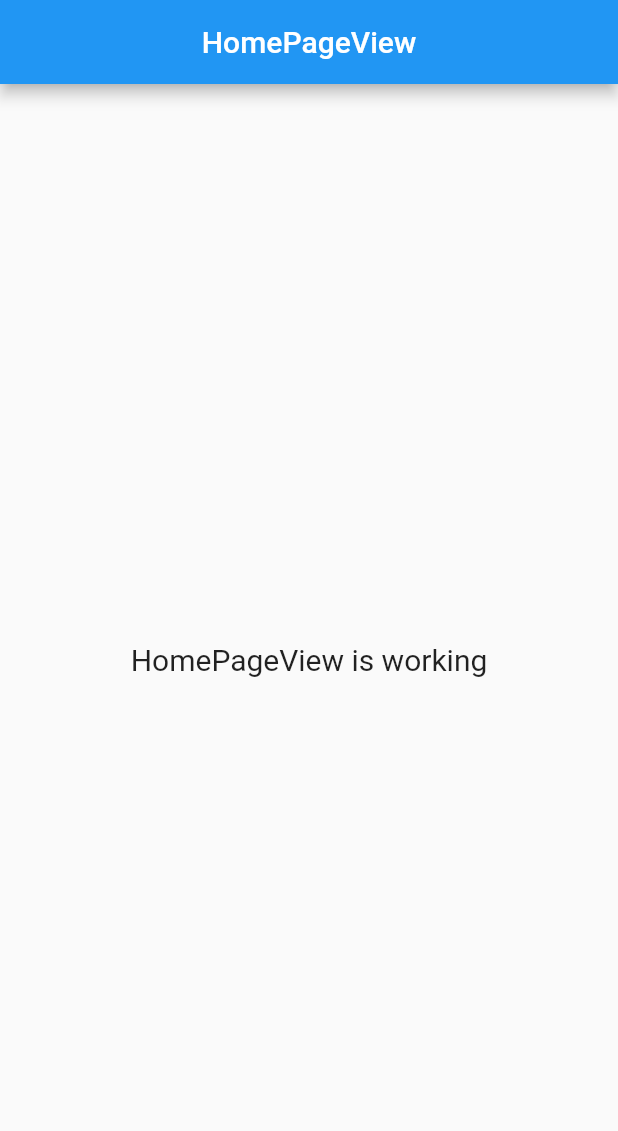
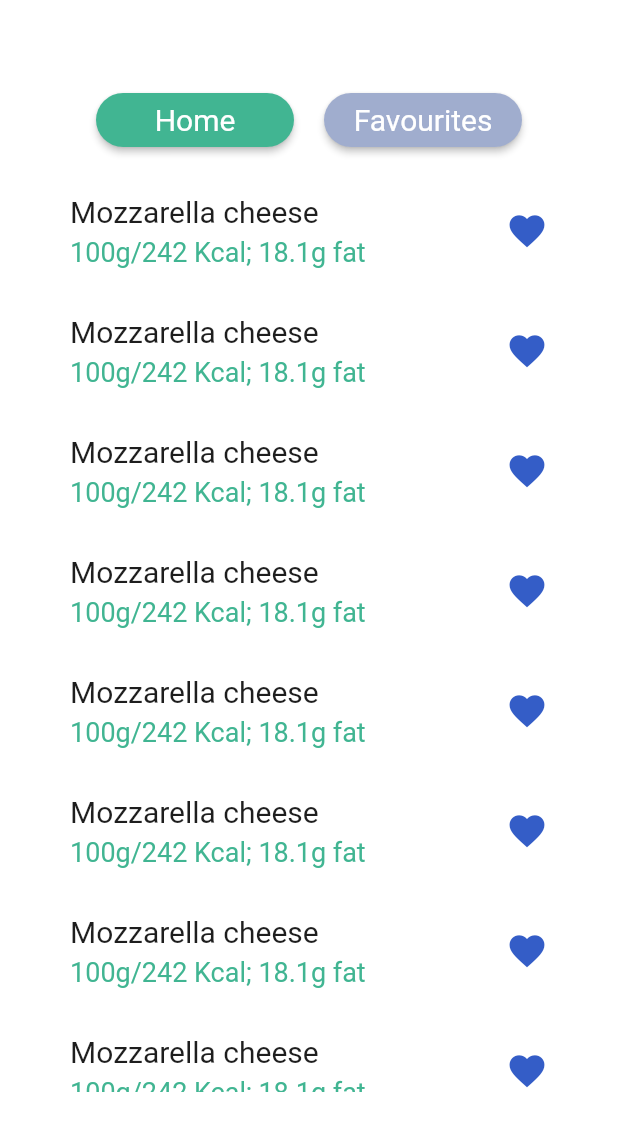
Before and after one commit to hiloliddinj/foods_test, a Flutter app: the screen it shows after launch, on a phone screen of 412 x 824 dp. Shown: the top 1131 px of the screen. Run offline on Flutter 3.47's test engine with Material 2 defaults, Android fonts, the phone set to English and light mode, and no system bars; our stand-ins replace get; Roboto replaces fonts that are missing (Overpass).

Commit message:
home_page_view designed

```diff
--- /dev/null
+++ b/lib/app/aspect/constants/color_const.dart
@@ -0,0 +1,9 @@
+import 'package:flutter/material.dart';
+
+class ColorConst {
+  static const Color green = Color(0xff41B592);
+  static const Color grey = Color(0xffA0ADCE);
+  static const Color black = Color(0xff1E1E1E);
+  static const Color purple = Color(0xff345DC7);
+  static const Color white = Colors.white;
+}
--- a/lib/app/aspect/constants/string_const.dart
+++ b/lib/app/aspect/constants/string_const.dart
@@ -1,3 +1,5 @@
 class StringConst {
   static String loading = 'loading...';
+  static String home = 'Home';
+  static String favourites = 'Favourites';
 }
--- a/lib/app/core/helpers/text_style_helper.dart
+++ b/lib/app/core/helpers/text_style_helper.dart
@@ -1,5 +1,6 @@
 
 import 'package:flutter/material.dart';
+import 'package:foods_test/app/aspect/constants/color_const.dart';
 import 'package:foods_test/app/aspect/constants/font_const.dart';
 
 class TextStyleHelper {
@@ -7,11 +8,13 @@ class TextStyleHelper {
   static TextStyle overpass({
     double fontSize = 28,
     FontWeight fontWeight = FontWeight.normal,
+    Color color = ColorConst.black,
   }) {
     return TextStyle(
       fontSize: fontSize,
       fontFamily: FontConst.overpass,
-      fontWeight: fontWeight
+      fontWeight: fontWeight,
+      color: color,
     );
   }
 
--- a/lib/app/modules/home_page/controllers/home_page_controller.dart
+++ b/lib/app/modules/home_page/controllers/home_page_controller.dart
@@ -1,11 +1,33 @@
 import 'package:get/get.dart';
 
+import '../views/food_button_view.dart';
+
 class HomePageController extends GetxController {
-  //TODO: Implement HomePageController
+  var myList = <FoodButtonView>[
+    FoodButtonView(),
+    FoodButtonView(),
+    FoodButtonView(),
+    FoodButtonView(),
+    FoodButtonView(),
+    FoodButtonView(),
+    FoodButtonView(),
+    FoodButtonView(),
+    FoodButtonView(),
+    FoodButtonView(),
+    FoodButtonView(),
+    FoodButtonView(),
+    FoodButtonView(),
+    FoodButtonView(),
+    FoodButtonView(),
+    FoodButtonView(),
+    FoodButtonView(),
+    FoodButtonView(),
+  ].obs;
 
   final count = 0.obs;
   @override
   void onInit() {
+    print('GetxController onInit');
     super.onInit();
   }
 
--- /dev/null
+++ b/lib/app/modules/home_page/views/food_button_view.dart
@@ -0,0 +1,52 @@
+import 'package:flutter/material.dart';
+import 'package:foods_test/app/aspect/constants/color_const.dart';
+import 'package:foods_test/app/core/helpers/text_style_helper.dart';
+import 'package:foods_test/app/core/helpers/ui_helper.dart';
+
+import 'package:get/get.dart';
+
+import '../../../routes/app_pages.dart';
+
+class FoodButtonView extends GetView {
+  const FoodButtonView({Key? key}) : super(key: key);
+  @override
+  Widget build(BuildContext context) {
+    return InkWell(
+      onTap: () {
+        Get.toNamed(Routes.DETAILS_PAGE);
+      },
+      child: SizedBox(
+        height: 80,
+        //width: double.infinity,
+        child: Row(
+          mainAxisAlignment: MainAxisAlignment.spaceAround,
+          crossAxisAlignment: CrossAxisAlignment.center,
+          children: [
+            Column(
+              crossAxisAlignment: CrossAxisAlignment.start,
+              mainAxisAlignment: MainAxisAlignment.center,
+              children: [
+                Text(
+                  'Mozzarella cheese',
+                  style: TextStyleHelper.overpass(
+                      fontSize: 20, color: ColorConst.black),
+                ),
+                UiHelper.h05(),
+                Text(
+                  '100g/242 Kcal; 18.1g fat',
+                  style: TextStyleHelper.overpass(
+                      fontSize: 18, color: ColorConst.green),
+                ),
+              ],
+            ),
+            const Icon(
+              Icons.favorite,
+              color: ColorConst.purple,
+              size: 28,
+            )
+          ],
+        ),
+      ),
+    );
+  }
+}
--- a/lib/app/modules/home_page/views/home_page_view.dart
+++ b/lib/app/modules/home_page/views/home_page_view.dart
@@ -1,4 +1,8 @@
 import 'package:flutter/material.dart';
+import 'package:foods_test/app/aspect/constants/color_const.dart';
+import 'package:foods_test/app/aspect/constants/string_const.dart';
+import 'package:foods_test/app/core/helpers/text_style_helper.dart';
+import 'package:foods_test/app/core/helpers/ui_helper.dart';
 
 import 'package:get/get.dart';
 
@@ -6,19 +10,93 @@ import '../controllers/home_page_controller.dart';
 
 class HomePageView extends GetView<HomePageController> {
   const HomePageView({Key? key}) : super(key: key);
+
   @override
   Widget build(BuildContext context) {
+    double listViewHeight = MediaQuery.of(context).size.height - 210;
+
     return Scaffold(
       appBar: AppBar(
-        title: const Text('HomePageView'),
-        centerTitle: true,
+        backgroundColor: ColorConst.white,
+        elevation: 0,
       ),
-      body: Center(
-        child: Text(
-          'HomePageView is working',
-          style: TextStyle(fontSize: 20),
+      body: SafeArea(
+        child: Container(
+          color: ColorConst.white,
+          child: Center(
+            child: Column(
+              mainAxisAlignment: MainAxisAlignment.start,
+              crossAxisAlignment: CrossAxisAlignment.center,
+              children: [
+                _buildButtons(isHome: true),
+                UiHelper.h1(),
+                _buildFoodList(height: listViewHeight),
+              ],
+            ),
+          ),
         ),
       ),
     );
   }
+
+  Row _buildButtons({required bool isHome}) {
+    return Row(
+      mainAxisAlignment: MainAxisAlignment.center,
+      children: [
+        _createButton(
+            onPressed: () {
+              print(StringConst.home);
+            },
+            title: StringConst.home,
+            isActive: isHome),
+        UiHelper.w2(),
+        _createButton(
+            onPressed: () {
+              print(StringConst.favourites);
+            },
+            title: StringConst.favourites,
+            isActive: !isHome),
+      ],
+    );
+  }
+
+  ElevatedButton _createButton({
+    required void Function()? onPressed,
+    required String title,
+    required bool isActive,
+  }) {
+    return ElevatedButton(
+      onPressed: onPressed,
+      style: ButtonStyle(
+          shape: MaterialStateProperty.all<RoundedRectangleBorder>(
+              RoundedRectangleBorder(
+                  borderRadius: BorderRadius.circular(18.0))),
+          backgroundColor: MaterialStateProperty.all<Color>(
+              isActive ? ColorConst.green : ColorConst.grey)),
+      child: SizedBox(
+        width: 100,
+        child: Center(
+          child: Text(
+            title,
+            style:
+                TextStyleHelper.overpass(fontSize: 20, color: ColorConst.white),
+          ),
+        ),
+      ),
+    );
+  }
+
+  Widget _buildFoodList({required double height}) {
+    return SizedBox(
+      height: height,
+      child: Obx(() => ListView.builder(
+            scrollDirection: Axis.vertical,
+            shrinkWrap: true,
+            itemCount: controller.myList.length,
+            itemBuilder: (BuildContext context, int index) {
+              return controller.myList[index];
+            },
+          )),
+    );
+  }
 }
--- a/lib/app/modules/splash_page/controllers/splash_page_controller.dart
+++ b/lib/app/modules/splash_page/controllers/splash_page_controller.dart
@@ -1,11 +1,11 @@
 import 'dart:async';
 
-import 'package:foods_test/app/modules/home_page/views/home_page_view.dart';
+import 'package:foods_test/app/routes/app_pages.dart';
 import 'package:get/get.dart';
 
 class SplashPageController extends GetxController {
   Timer? _timer;
-  final count = 5.obs;
+  final count = 2.obs;
 
   @override
   void onInit() {
@@ -26,7 +26,9 @@ class SplashPageController extends GetxController {
       (Timer timer) {
         if (count.value == 0) {
           timer.cancel();
-          Get.off(() => const HomePageView());
+          Get.offNamed(Routes.HOME_PAGE);
+          //Get.off(() => const HomePageView());
+          //Get.off(const HomePageView(), routeName: Routes.SPLASH_PAGE);
         } else {
           count.value--;
         }
--- a/lib/app/modules/splash_page/views/splash_page_view.dart
+++ b/lib/app/modules/splash_page/views/splash_page_view.dart
@@ -4,6 +4,7 @@ import 'package:foods_test/app/core/helpers/text_style_helper.dart';
 import 'package:foods_test/app/core/helpers/ui_helper.dart';
 
 import 'package:get/get.dart';
+import '../../../aspect/constants/color_const.dart';
 import '../controllers/splash_page_controller.dart';
 
 class SplashPageView extends GetView<SplashPageController> {
@@ -15,12 +16,12 @@ class SplashPageView extends GetView<SplashPageController> {
 
     return Scaffold(
       appBar: AppBar(
-        backgroundColor: Colors.white,
+        backgroundColor: ColorConst.white,
         elevation: 0,
       ),
       body: SafeArea(
         child: Container(
-          color: Colors.white,
+          color: ColorConst.white,
           child: Center(
             child: Column(
               mainAxisAlignment: MainAxisAlignment.center,
```
